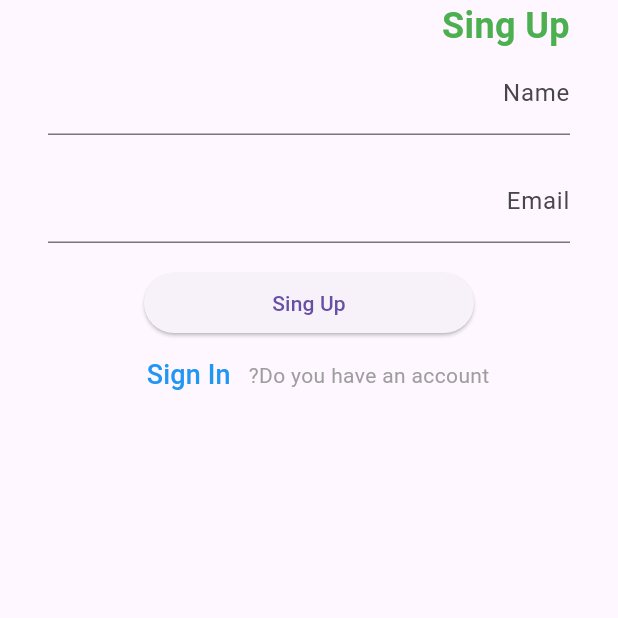
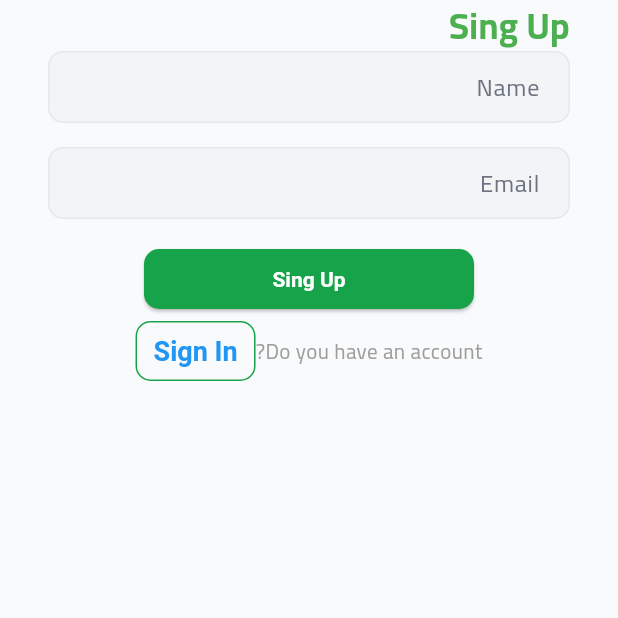
Before and after one commit to MolhamZL1/debt_managment_app, a Flutter app: the SignUpView screen opened by its route, on a phone screen of 412 x 824 dp, the top half of it. Run offline on Flutter 3.47's test engine with Material 3 defaults, Android fonts, the light colour scheme and no system bars; our stand-ins replace awesome_dialog, cached_network_image, dio, flutter_bloc, get_it, shared_preferences; accounts and stored records are empty.

Commit message:
add theme to main

```diff
--- a/lib/core/theme/App_themes.dart
+++ b/lib/core/theme/App_themes.dart
@@ -1,3 +1,4 @@
+import 'package:debt_managment_app/core/theme/app_text_styles.dart';
 import 'package:flutter/material.dart';
 
 import 'app_colors.dart';
@@ -6,7 +7,7 @@ const kFontFamily = 'Cairo';
 
 //const kFontFamily = 'Poppins';
 class AppTheme {
-  final ThemeData lightTheme = ThemeData(
+  static final ThemeData lightTheme = ThemeData(
     fontFamily: kFontFamily,
     brightness: Brightness.light,
     primaryColor: AppColors.primary,
@@ -149,31 +150,11 @@ class AppTheme {
     ),
 
     textTheme: TextTheme(
-      headlineSmall: TextStyle(
-        fontSize: 22,
-        fontWeight: FontWeight.w600,
-        color: AppColors.textDark,
-      ),
-      titleMedium: TextStyle(
-        fontSize: 18,
-        fontWeight: FontWeight.w600,
-        color: AppColors.textDark,
-      ),
-      bodyMedium: TextStyle(
-        fontSize: 14,
-        fontWeight: FontWeight.normal,
-        color: Colors.black87,
-      ),
-      bodySmall: TextStyle(
-        fontSize: 12,
-        fontWeight: FontWeight.normal,
-        color: AppColors.textGrey,
-      ),
-      labelSmall: TextStyle(
-        fontSize: 10,
-        fontWeight: FontWeight.w500,
-        color: AppColors.textGrey,
-      ),
+      headlineSmall: AppTextStyles.headlineSmall,
+      titleMedium: AppTextStyles.titleMedium,
+      bodyMedium: AppTextStyles.bodyMedium,
+      bodySmall: AppTextStyles.bodySmall,
+      labelSmall: AppTextStyles.labelSmall,
     ),
   );
   static final darkTheme = ThemeData(
--- a/lib/core/theme/app_text_styles.dart
+++ b/lib/core/theme/app_text_styles.dart
@@ -1 +1,34 @@
-abstract class AppTextStyles {}
+import 'package:flutter/material.dart';
+import 'app_colors.dart'; // لو عندك ملف الألوان منفصل
+
+abstract class AppTextStyles {
+  static const TextStyle headlineSmall = TextStyle(
+    fontSize: 22,
+    fontWeight: FontWeight.w600,
+    color: AppColors.textDark,
+  );
+
+  static const TextStyle titleMedium = TextStyle(
+    fontSize: 18,
+    fontWeight: FontWeight.w600,
+    color: AppColors.textDark,
+  );
+
+  static const TextStyle bodyMedium = TextStyle(
+    fontSize: 14,
+    fontWeight: FontWeight.normal,
+    color: Colors.black87,
+  );
+
+  static const TextStyle bodySmall = TextStyle(
+    fontSize: 12,
+    fontWeight: FontWeight.normal,
+    color: AppColors.textGrey,
+  );
+
+  static const TextStyle labelSmall = TextStyle(
+    fontSize: 10,
+    fontWeight: FontWeight.w500,
+    color: AppColors.textGrey,
+  );
+}
--- a/lib/main.dart
+++ b/lib/main.dart
@@ -4,7 +4,7 @@ import 'package:debt_managment_app/generated/l10n.dart';
 import 'package:flutter/material.dart';
 import 'package:flutter_localizations/flutter_localizations.dart';
 
-import 'features/auth/presentation/views/sign_up_view.dart';
+import 'core/theme/App_themes.dart';
 
 void main() {
   runApp(const DebtManagmentApp());
@@ -17,6 +17,9 @@ class DebtManagmentApp extends StatelessWidget {
   Widget build(BuildContext context) {
     return MaterialApp(
       debugShowCheckedModeBanner: false,
+      theme: AppTheme.lightTheme,
+      darkTheme: AppTheme.darkTheme,
+      themeMode: ThemeMode.light,
       onGenerateRoute: onGenerateRoute,
       initialRoute: SignInView.routename,
       localizationsDelegates: [
```
